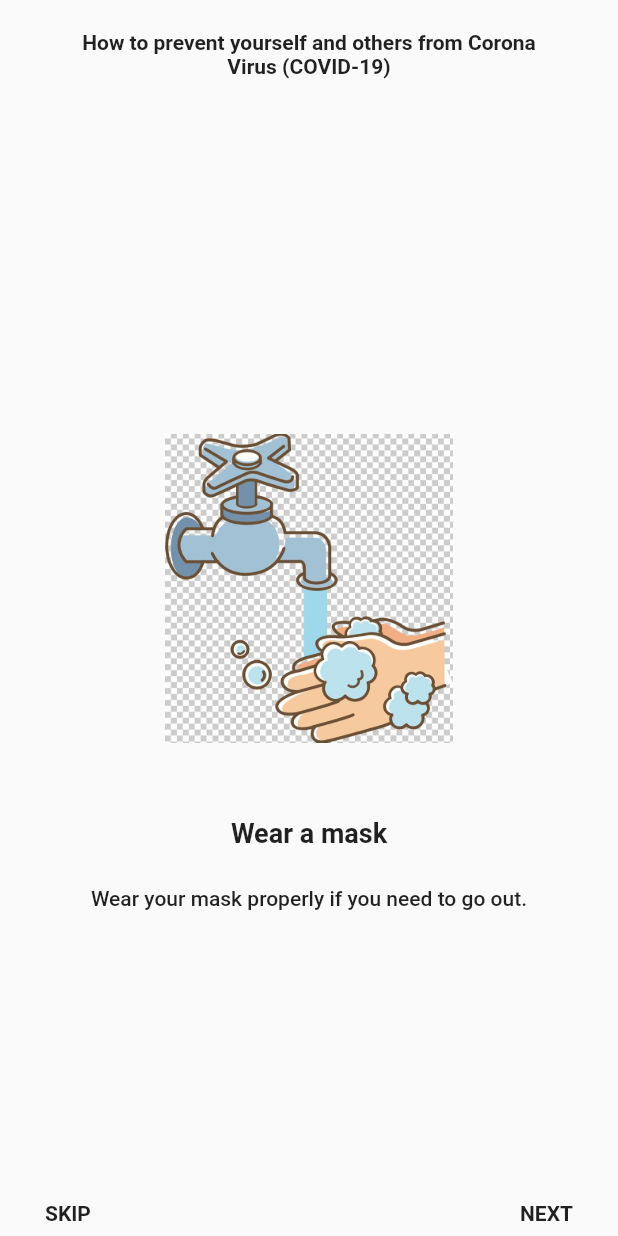
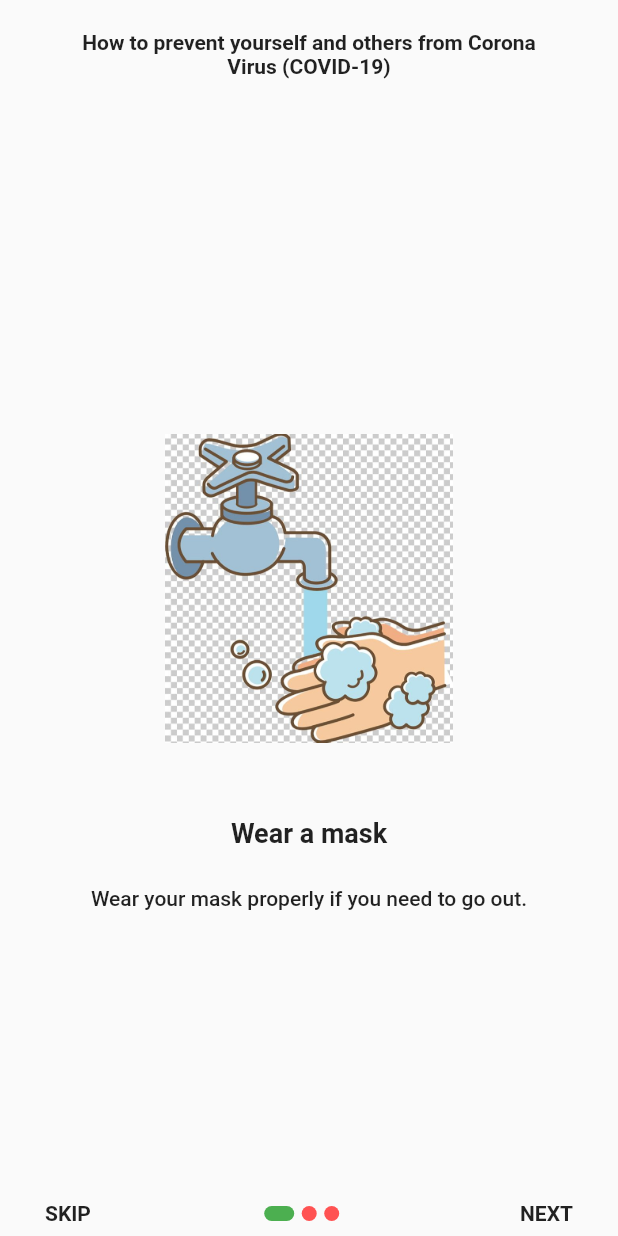
Before and after one commit to muk-y/Corona-Tracker, a Flutter app: the screen it shows after launch, on a phone screen of 412 x 824 dp. Run offline on Flutter 3.47's test engine with Material 2 defaults, Android fonts, the light colour scheme and no system bars; our stand-ins replace shared_preferences.

Commit message:
Page indicator made in splash screen

```diff
--- a/lib/main.dart
+++ b/lib/main.dart
@@ -14,7 +14,7 @@ class MyApp extends StatelessWidget {
     return MaterialApp(
         title: "Corona Tracker",
         debugShowCheckedModeBanner: false,
-        home: SplashScreen());
+        home: WalkthroughPage());
   }
 }
 
--- a/lib/modules/walkthrough/walkthrough.dart
+++ b/lib/modules/walkthrough/walkthrough.dart
@@ -1,8 +1,6 @@
 import 'package:corona_tracker/helpers/global_constants.dart';
 import 'package:corona_tracker/models/walkthrough_model.dart';
 import 'package:flutter/material.dart';
-import 'package:shared_preferences/shared_preferences.dart';
-import 'dart:async';
 
 class WalkthroughPage extends StatefulWidget {
   @override
@@ -49,7 +47,7 @@ class _WalkthroughPageState extends State<WalkthroughPage> {
                   });
                 },
               ),
-            ),
+            )
           ],
         ),
       ),
@@ -68,6 +66,7 @@ class _WalkthroughPageState extends State<WalkthroughPage> {
                     ),
                     onTap: () {},
                   ),
+                  Row(children: _createPageIndicator()),
                   GestureDetector(
                     child: Text(
                       'NEXT',
@@ -101,6 +100,24 @@ class _WalkthroughPageState extends State<WalkthroughPage> {
     );
   }
 
+  List<Widget> _createPageIndicator() {
+    double _width = 10;
+    List<Widget> widgets = [];
+    for (int i = 0; i < GlobaolConstants.walkthroughs.length; i++) {
+      bool _selected = i == _currentIndex;
+      var widget = Container(
+        width: _selected ? _width * 2 : _width,
+        height: _width,
+        decoration: BoxDecoration(
+            color: _selected ? Colors.green : Colors.redAccent,
+            borderRadius: BorderRadius.circular(_width / 2)),
+      );
+      var box = SizedBox(width: _width / 2);
+      widgets.add(widget);
+      widgets.add(box);
+    }
+    return widgets;
+  }
 }
 
 class WalkthroughWidget extends StatelessWidget {
@@ -123,7 +140,6 @@ class WalkthroughWidget extends StatelessWidget {
             height: 50,
           ),
           Container(
-            // width: MediaQuery.of(context).size.width,
             padding: EdgeInsets.symmetric(horizontal: 40),
             child: Column(
               children: <Widget>[
```
